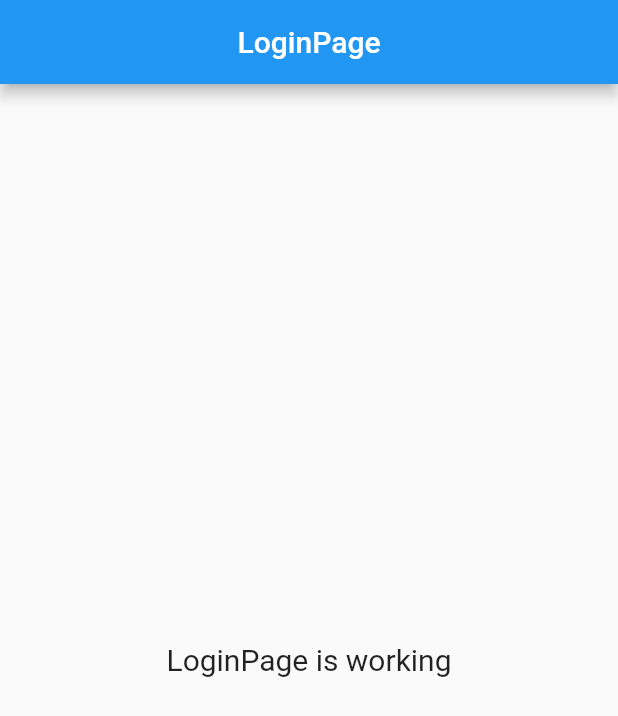
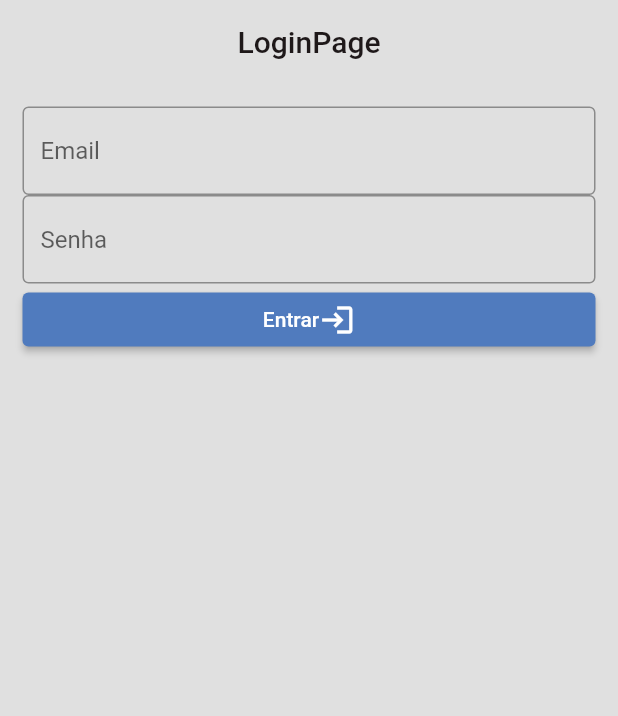
Before and after one commit to manish182003/focus-fitness, a Flutter app: the screen it shows after launch, on a phone screen of 412 x 824 dp. Shown: the top 716 px of the screen. Run offline on Flutter 3.47's test engine with Material 2 defaults, Android fonts, the phone set to English and light mode, and no system bars.

Commit message:
#1 creating login form page struct

```diff
--- a/lib/main.dart
+++ b/lib/main.dart
@@ -1,5 +1,6 @@
 import 'package:flutter/material.dart';
 import 'package:focus_fitness/screens/login/login_page.dart';
+import 'package:focus_fitness/utils/app_colors.dart';
 
 void main() {
   runApp(const MyApp());
@@ -14,9 +15,18 @@ class MyApp extends StatelessWidget {
     return MaterialApp(
       title: 'Focus Fitness',
       theme: ThemeData(
-        primarySwatch: Colors.blue,
+        appBarTheme: const AppBarTheme(
+          backgroundColor: AppColors.primary,
+          elevation: 0,
+        ),
+        colorScheme: ColorScheme.fromSwatch().copyWith(
+          secondary: AppColors.secondary,
+          primary: AppColors.primary,
+        ),
+        scaffoldBackgroundColor: AppColors.primary
       ),
       home: const LoginPage(),
+      debugShowCheckedModeBanner: false,
     );
   }
 }
--- a/lib/screens/login/login_page.dart
+++ b/lib/screens/login/login_page.dart
@@ -1,20 +1,53 @@
 import 'package:flutter/material.dart';
+import 'package:focus_fitness/utils/app_colors.dart';
 
-class LoginPage extends StatelessWidget {
+class LoginPage extends StatefulWidget {
   const LoginPage({Key? key}) : super(key: key);
 
+  @override
+  State<LoginPage> createState() => _LoginPageState();
+}
+
+class _LoginPageState extends State<LoginPage> {
   @override
   Widget build(BuildContext context) {
     return Scaffold(
       appBar: AppBar(
-        title: const Text('LoginPage'),
+        title: const Text(
+          'LoginPage',
+          style: TextStyle(
+            color: AppColors.secondary,
+          ),
+        ),
         centerTitle: true,
+        elevation: 0,
       ),
-      body: const Center(
-        child: Text(
-          'LoginPage is working',
-          style: TextStyle(fontSize: 20),
-        ),
+      body: Padding(
+        padding: const EdgeInsets.all(15),
+        child: Form(
+            child: Column(
+          children: [
+            TextFormField(
+              decoration: const InputDecoration(
+                  border: OutlineInputBorder(), hintText: "Email"),
+            ),
+            TextFormField(
+              decoration: const InputDecoration(
+                border: OutlineInputBorder(),
+                hintText: "Senha",
+              ),
+            ),
+            ElevatedButton(
+              onPressed: () {},
+              style:
+                  ElevatedButton.styleFrom(backgroundColor: AppColors.swatch4),
+              child: Row(
+                mainAxisAlignment: MainAxisAlignment.center,
+                children: [Text("Entrar"), Icon(Icons.login)],
+              ),
+            )
+          ],
+        )),
       ),
     );
   }
--- /dev/null
+++ b/lib/utils/app_colors.dart
@@ -0,0 +1,12 @@
+import 'package:flutter/material.dart';
+
+class AppColors {
+  static const Color primary = Color(0xFFE0E0E0);
+  static const Color secondary = Color(0xFF1E1819);
+  static const Color icons = Color(0xFFBEBFC4);
+  static const Color swatch1 = Color(0xFF956644);
+  static const Color subtitle  = Color(0xFF615c5d);
+  static const Color swatch3 = Color(0xFF56362e);
+  static const Color swatch4 = Color(0xFF507bbe);
+
+}
```
